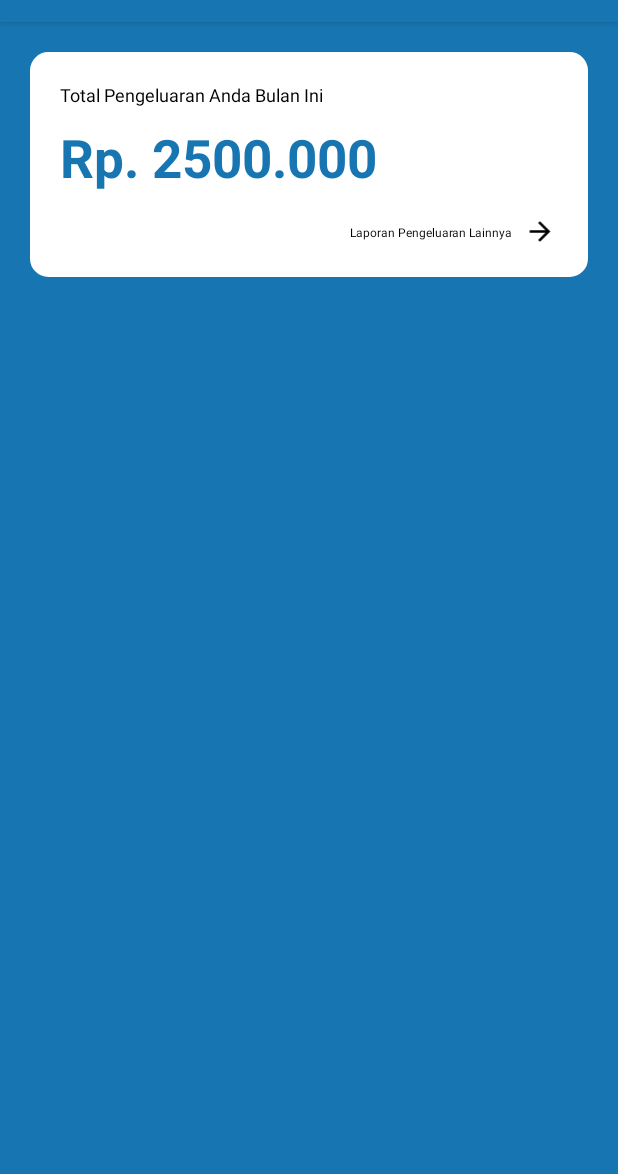
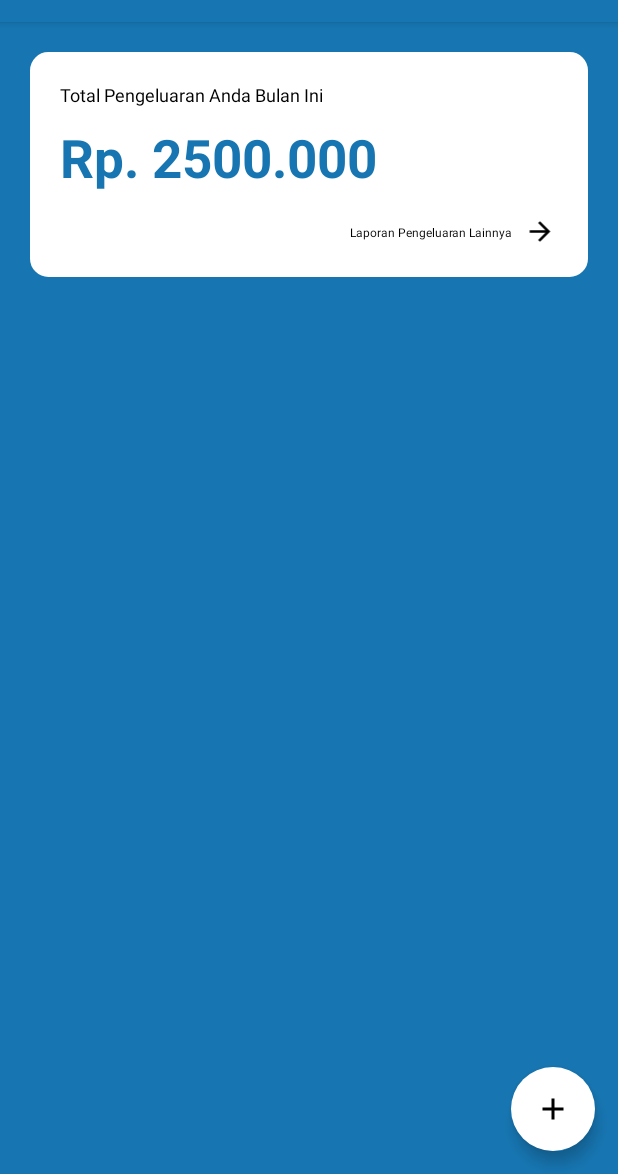
Before and after one commit to arifsetia/pengeluaranHarianAndroid, an Android app: the screen it shows after launch (MainActivity), on a phone screen of 412 x 824 dp, the part 62-1236 px from its top. Run offline under Robolectric (Android 15) with nearby library versions, the phone set to English and light mode, and no system bars.

Commit message:
new activity

```diff
--- a/app/build.gradle
+++ b/app/build.gradle
@@ -32,5 +32,7 @@ dependencies {
     // For control over item selection of both touch and mouse driven selection
     implementation "androidx.recyclerview:recyclerview-selection:$recyclerview_version"
 
+    implementation 'com.google.android.material:material:1.1.0-alpha10'
+
 
 }
--- a/app/src/main/AndroidManifest.xml
+++ b/app/src/main/AndroidManifest.xml
@@ -9,6 +9,7 @@
         android:roundIcon="@mipmap/ic_launcher_round"
         android:supportsRtl="true"
         android:theme="@style/AppTheme">
+        <activity android:name=".TambahPengeluaranActivity"></activity>
         <activity android:name=".MainActivity">
             <intent-filter>
                 <action android:name="android.intent.action.MAIN" />
--- a/app/src/main/java/id/my/cariberas/pengeluaranharian/MainActivity.java
+++ b/app/src/main/java/id/my/cariberas/pengeluaranharian/MainActivity.java
@@ -2,13 +2,31 @@ package id.my.cariberas.pengeluaranharian;
 
 import androidx.appcompat.app.AppCompatActivity;
 
+import android.content.Intent;
 import android.os.Bundle;
+import android.view.View;
+import android.widget.Toast;
+
+import com.google.android.material.floatingactionbutton.FloatingActionButton;
 
 public class MainActivity extends AppCompatActivity {
-
+    // inisialisasi fab
+    private FloatingActionButton fab;
     @Override
     protected void onCreate(Bundle savedInstanceState) {
         super.onCreate(savedInstanceState);
         setContentView(R.layout.activity_main);
+
+        //add
+        FloatingActionButton floatingActionButton=findViewById(R.id.fab1);
+        floatingActionButton.setOnClickListener(new View.OnClickListener() {
+            @Override
+            public void onClick(View view) {
+//                Toast.makeText(MainActivity.this, "Floating Action Button Berhasil dibuat", Toast.LENGTH_SHORT).show();
+
+                Intent i = new Intent(MainActivity.this,TambahPengeluaranActivity.class);
+                startActivity(i);
+            }
+        });
     }
 }
--- /dev/null
+++ b/app/src/main/res/drawable/ic_add_black_24dp.xml
@@ -0,0 +1,9 @@
+<vector xmlns:android="http://schemas.android.com/apk/res/android"
+        android:width="24dp"
+        android:height="24dp"
+        android:viewportWidth="24.0"
+        android:viewportHeight="24.0">
+    <path
+        android:fillColor="#FF000000"
+        android:pathData="M19,13h-6v6h-2v-6H5v-2h6V5h2v6h6v2z"/>
+</vector>
--- a/app/src/main/res/layout/activity_main.xml
+++ b/app/src/main/res/layout/activity_main.xml
@@ -1,5 +1,5 @@
 <?xml version="1.0" encoding="utf-8"?>
-<LinearLayout xmlns:android="http://schemas.android.com/apk/res/android"
+<androidx.coordinatorlayout.widget.CoordinatorLayout xmlns:android="http://schemas.android.com/apk/res/android"
     xmlns:app="http://schemas.android.com/apk/res-auto"
     xmlns:tools="http://schemas.android.com/tools"
     android:layout_width="match_parent"
@@ -84,9 +84,18 @@
                 app:layout_constraintTop_toTopOf="parent"
                 />
         </ScrollView>
-
-
-
     </LinearLayout>
 
-</LinearLayout>
+    <com.google.android.material.floatingactionbutton.FloatingActionButton
+        android:layout_width="wrap_content"
+        android:layout_height="wrap_content"
+        android:layout_gravity="end|bottom"
+        android:src="@drawable/ic_add_black_24dp"
+        android:layout_margin="15dp"
+        app:fabSize="normal"
+        app:borderWidth="0dp"
+        app:elevation="6dp"
+        android:backgroundTint="#ffffff"
+        android:id="@+id/fab1"/>
+
+</androidx.coordinatorlayout.widget.CoordinatorLayout>
--- a/app/src/main/res/values/colors.xml
+++ b/app/src/main/res/values/colors.xml
@@ -4,6 +4,7 @@
 <!--    <color name="colorPrimaryDark">#00574B</color>-->
     <color name="colorPrimary">#1776b2</color>
     <color name="colorPrimaryDark">#1776b2</color>
-    <color name="colorAccent">#D81B60</color>
+<!--    <color name="colorAccent">#D81B60</color>-->
+    <color name="colorAccent">#1776b2</color>
     <color name="blueColor">#1776b2</color>
 </resources>
```
Also changed, not shown: app/src/main/java/id/my/cariberas/pengeluaranharian/TambahPengeluaranActivity.java (added, +53 -0 lines), app/src/main/res/drawable/layout_edittext.xml (added, +13 -0 lines), app/src/main/res/layout/activity_tambah_pengeluaran.xml (added, +76 -0 lines). Lines whose indentation alone changed are shown as unchanged.
